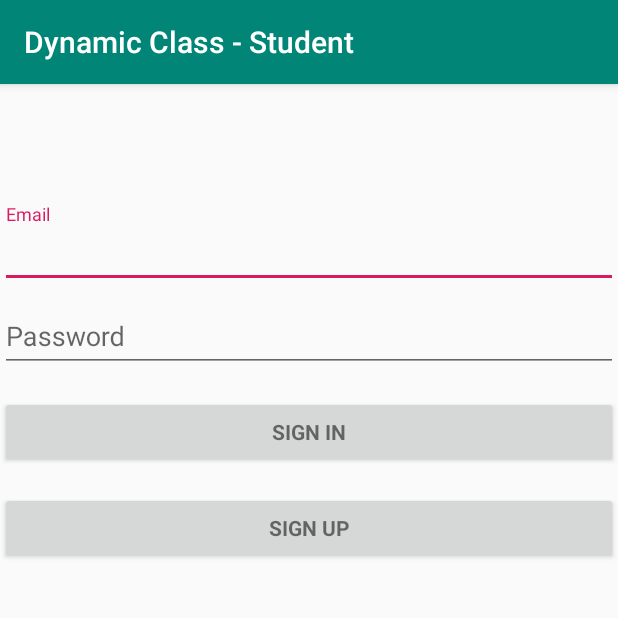
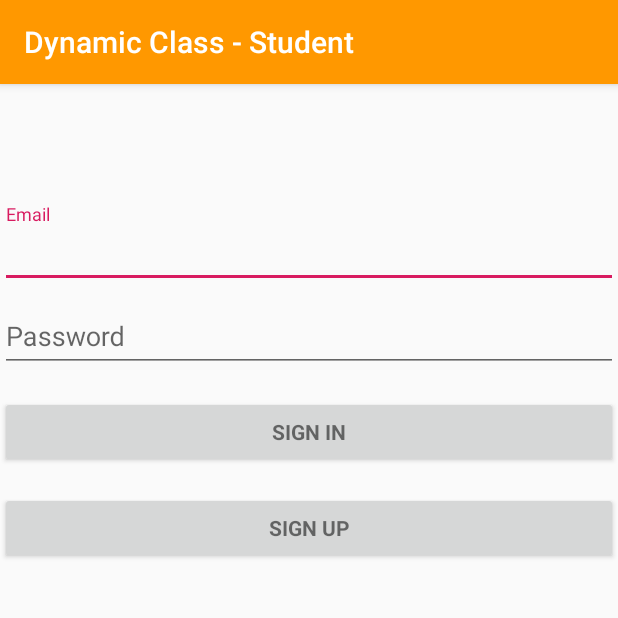
Before and after one commit to Mateus23/DynamicClass-Student, an Android app: the screen it shows after launch (MainActivity), on a phone screen of 412 x 824 dp, the top half of it. Run offline under Robolectric (Android 15) with nearby library versions, the phone set to English and light mode, and no system bars; our stand-ins replace Firebase (no records; nobody signed in at launch, a user with empty details on screens opened directly).

Commit message:
New style and icon

```diff
--- a/app/src/main/res/values/colors.xml
+++ b/app/src/main/res/values/colors.xml
@@ -1,6 +1,6 @@
 <?xml version="1.0" encoding="utf-8"?>
 <resources>
-    <color name="colorPrimary">#008577</color>
-    <color name="colorPrimaryDark">#00574B</color>
+    <color name="colorPrimary">#FF9800</color>
+    <color name="colorPrimaryDark">#CC7A00</color>
     <color name="colorAccent">#D81B60</color>
 </resources>
```
Also changed, not shown: app/src/main/res/mipmap-hdpi/ic_launcher.png, app/src/main/res/mipmap-hdpi/ic_launcher_round.png, app/src/main/res/mipmap-mdpi/ic_launcher.png, app/src/main/res/mipmap-mdpi/ic_launcher_round.png, app/src/main/res/mipmap-xhdpi/ic_launcher.png, app/src/main/res/mipmap-xhdpi/ic_launcher_round.png, app/src/main/res/mipmap-xxhdpi/ic_launcher.png, app/src/main/res/mipmap-xxhdpi/ic_launcher_round.png, app/src/main/res/mipmap-xxxhdpi/ic_launcher.png, app/src/main/res/mipmap-xxxhdpi/ic_launcher_round.png.
